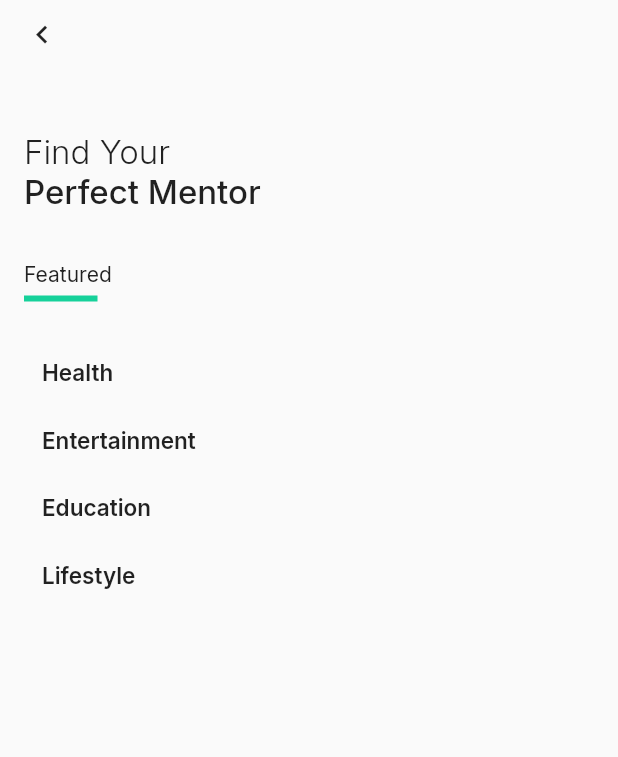
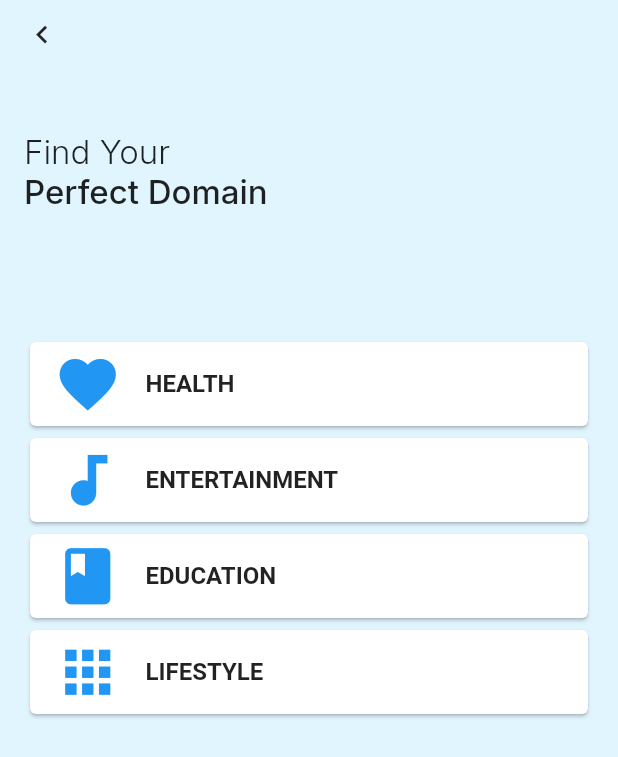
Before and after one commit to CPAD2021SecA/SecAGroup02, a Flutter app: the DomainPage screen opened by its route, on a phone screen of 412 x 824 dp. Shown: the top 757 px of the screen. Run offline on Flutter 3.47's test engine with Material 2 defaults, Android fonts, the light colour scheme and no system bars; our stand-ins replace google_fonts; project files that could hold a hidden picture were left out.

Commit message:
Changed UI design in domain page

```diff
--- a/deployproj/lib/domain_page.dart
+++ b/deployproj/lib/domain_page.dart
@@ -5,71 +5,101 @@ import 'package:deployproj/model/domain_model.dart';
 import 'package:google_fonts/google_fonts.dart';
 import 'package:deployproj/home_page.dart';
 
-
 class DomainPage extends StatelessWidget {
   DomainPage({Key key, this.model}) : super(key: key);
   final DomainModel model;
   List<DomainModel> list = [
     DomainModel(
-        name: "Health"),
-    DomainModel(
-        name: "Entertainment"),
-    DomainModel(
-        name: "Education"),
-    DomainModel(
-        name: "Lifestyle"),
+      name: "HEALTH",
+      icon: Icons.favorite,
+    ),
+    DomainModel(name: "ENTERTAINMENT", icon: Icons.audiotrack),
+    DomainModel(name: "EDUCATION", icon: Icons.book),
+    DomainModel(name: "LIFESTYLE", icon: Icons.apps),
   ];
 
-  Widget _category(context) {
-    return Row(
-      crossAxisAlignment: CrossAxisAlignment.start,
-      children: <Widget>[
-        Column(
-          crossAxisAlignment: CrossAxisAlignment.start,
-          children: <Widget>[
-            Text("Featured",
-                style: GoogleFonts.inter(fontSize: 14, color: Colors.black87)),
-            SizedBox(
-                width: 49,
-                child: Divider(
-                  color: MColor.green,
-                  thickness: 4,
-                ))
-          ],
-        ),
-      ],
-    );
-  }
+  // Widget _category(context) {
+  //   return Row(
+  //     crossAxisAlignment: CrossAxisAlignment.start,
+  //     children: <Widget>[
+  //       Column(
+  //         crossAxisAlignment: CrossAxisAlignment.start,
+  //         children: <Widget>[
+  //           Text("Featured",
+  //               style: GoogleFonts.inter(fontSize: 14, color: Colors.black87)),
+  //           SizedBox(
+  //               width: 49,
+  //               child: Divider(
+  //                 color: MColor.green,
+  //                 thickness: 4,
+  //               ))
+  //         ],
+  //       ),
+  //     ],
+  //   );
+  // }
 
   Widget _cards(context, DomainModel model, int n) {
-    return Padding(
-      padding: const EdgeInsets.symmetric(vertical: 12),
+    return Card(
+      // padding: const EdgeInsets.symmetric(vertical: 12),
+      // backgroundColor: Color(0xff00BCC0),
+      // body: SafeArea(
+      // color: Colors.teal[200],
+      // shape: RoundedRectangleBorder(
+      //   borderRadius: BorderRadius.circular(10.0),
+      // ),
       child: GestureDetector(
         onTap: () {
           Navigator.push(
-              context,
-              MaterialPageRoute(
-                  builder: (context) => HomePage(n : n)));
+              context, MaterialPageRoute(builder: (context) => HomePage(n: n)));
         },
-        child: Row(
+        // child: Row(
+        //   children: <Widget>[
+        //     SizedBox(
+        //       width: 100,
+        //     ),
+        //     Column(
+        //       crossAxisAlignment: CrossAxisAlignment.start,
+        //       children: <Widget>[
+        //         Text(model.name,
+        //             textAlign: TextAlign.center,
+        //             style: GoogleFonts.inter(
+        //                 fontWeight: FontWeight.w600, fontSize: 15)),
+        //         SizedBox(height: 25),
+        //       ],
+        //     ),
+        //     Spacer(),
+        //   ],
+        // ),
+
+        // child: Align(
+        //   alignment: Alignment.center,
+        //   child: Text(
+        //     model.name,
+        //     style: TextStyle(
+        //         height: 3,
+        //         color: Colors.black,
+        //         fontWeight: FontWeight.bold,
+        //         fontFamily: 'Montserrat',
+        //         fontSize: 20),
+        //   ),
+        // ),
+        child: Column(
+          mainAxisSize: MainAxisSize.min,
           children: <Widget>[
-            // Expanded(
-            //   child:Text('Demo', style: TextStyle(color: Colors.red),),
-            // ),
-            SizedBox(
-              width: 12,
+            ListTile(
+              leading: Icon(
+                model.icon,
+                size: 45,
+                color: Colors.blue,
               ),
-            Column(
-              crossAxisAlignment: CrossAxisAlignment.start,
-              children: <Widget>[
-                Text(model.name,
-                    style: GoogleFonts.inter(
-                        fontWeight: FontWeight.w600, fontSize: 15)),
-                SizedBox(height: 3),
-              ],
+              title: Text(
+                model.name,
+                style: TextStyle(
+                  fontWeight: FontWeight.bold,
                 ),
-            Spacer(),
-
+              ),
+            ),
           ],
         ),
       ),
@@ -79,6 +109,7 @@ class DomainPage extends StatelessWidget {
   @override
   Widget build(BuildContext context) {
     return Scaffold(
+      backgroundColor: Colors.lightBlue[50],
       body: SafeArea(
         child: SingleChildScrollView(
             child: Column(
@@ -104,16 +135,15 @@ class DomainPage extends StatelessWidget {
                             fontSize: 22,
                             color: Colors.black87,
                             fontWeight: FontWeight.w300)),
-                        Text("Perfect Mentor",
+                    Text("Perfect Domain",
                         style: GoogleFonts.inter(
                             fontSize: 22,
                             color: Colors.black87,
                             fontWeight: FontWeight.w500)),
                     SizedBox(height: 7),
-
                     SizedBox(height: 25),
-                        _category(context),
-                        SizedBox(height: 20),
+                    // _category(context),
+                    SizedBox(height: 50),
                     _cards(context, list[0], 0),
                     _cards(context, list[1], 1),
                     _cards(context, list[2], 2),
--- a/deployproj/lib/model/domain_model.dart
+++ b/deployproj/lib/model/domain_model.dart
@@ -1,5 +1,8 @@
-class DomainModel{
+import 'package:flutter/cupertino.dart';
+
+class DomainModel {
   final String name;
+  final IconData icon;
 
-  DomainModel({this.name});
+  DomainModel({this.name, this.icon});
 }
```
Lines whose indentation alone changed are shown as unchanged.
